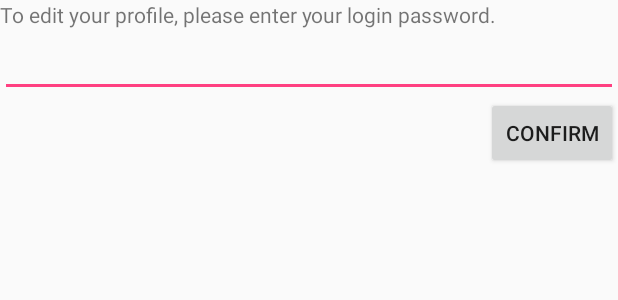
After one commit to back4app/android-example-app, an Android app: the layout dialog_password.xml on its own in the app's theme, with its tools: preview values and no code run, on a phone screen of 412 x 824 dp. The commit adds this screen. Shown: the top 300 px of the screen. Run offline under Robolectric (Android 15) with nearby library versions, the light colour scheme and no system bars.

```diff
--- a/app/src/main/java/com/example/back4app/barbershopapp/LoginActivity.java
+++ b/app/src/main/java/com/example/back4app/barbershopapp/LoginActivity.java
@@ -27,6 +27,8 @@ public class LoginActivity extends AppCompatActivity {
 
     @Override
     protected void onCreate(Bundle savedInstanceState) {
+        // Make sure this is before calling super.onCreate
+        setTheme(R.style.AppTheme);
         super.onCreate(savedInstanceState);
         setContentView(R.layout.activity_login);
         Parse.initialize(this);
--- /dev/null
+++ b/app/src/main/res/drawable/launch_screen.xml
@@ -0,0 +1,18 @@
+<?xml version="1.0" encoding="utf-8"?>
+
+<!-- The android:opacity=”opaque” line — this is critical in preventing a flash of black as your theme transitions. -->
+<layer-list xmlns:android="http://schemas.android.com/apk/res/android" android:opacity="opaque">
+
+    <!-- The background color, preferably the same as your normal theme -->
+    <item android:drawable="@android:color/white"/>
+
+    <!-- Your product logo - 144dp color version of your app icon -->
+    <item>
+
+        <bitmap
+            android:src="@drawable/product_logo_144dp"
+            android:gravity="center"/>
+
+    </item>
+
+</layer-list>
--- a/app/src/main/res/layout/activity_register.xml
+++ b/app/src/main/res/layout/activity_register.xml
@@ -42,7 +42,6 @@
             android:id="@+id/username"
             android:layout_width="match_parent"
             android:layout_height="wrap_content"
-            android:inputType="textEmailAddress"
             android:maxLines="1"
             android:singleLine="true" />
 
--- /dev/null
+++ b/app/src/main/res/layout/dialog_password.xml
@@ -0,0 +1,26 @@
+<?xml version="1.0" encoding="utf-8"?>
+<LinearLayout xmlns:android="http://schemas.android.com/apk/res/android"
+    android:layout_width="match_parent"
+    android:layout_height="match_parent"
+    android:orientation="vertical">
+
+    <TextView
+        android:layout_width="wrap_content"
+        android:layout_height="wrap_content"
+        android:text="@string/insert_password" />
+
+    <EditText
+        android:id="@+id/password"
+        android:layout_width="match_parent"
+        android:layout_height="wrap_content"
+        android:inputType="textPassword"
+        android:maxLines="1"
+        android:singleLine="true" />
+
+    <Button
+        android:id="@+id/button"
+        android:layout_width="wrap_content"
+        android:layout_height="wrap_content"
+        android:layout_gravity="end"
+        android:text="@string/confirm" />
+</LinearLayout>
--- a/app/src/main/res/values/strings.xml
+++ b/app/src/main/res/values/strings.xml
@@ -155,6 +155,14 @@
     <string name="editing">Editing your profile…</string>
     <string name="edit_profile">Edit profile</string>
 
+    <!-- Dialog Password -->
+    <string name="insert_password">To edit your profile, please enter your login password.</string>
+    <string name="confirm">Confirm</string>
+
+    <!-- Menu -->
+    <string name="error_empty">Insert your password to edit your profile.</string>
+    <string name="error_password">Insert your password correctly to edit your profile.</string>
+
 
 
 </resources>
--- a/app/src/main/res/values/styles.xml
+++ b/app/src/main/res/values/styles.xml
@@ -6,6 +6,10 @@
         <item name="colorPrimary">@color/colorPrimary</item>
         <item name="colorPrimaryDark">@color/colorPrimaryDark</item>
         <item name="colorAccent">@color/colorAccent</item>
+    </style>
+
+    <style name="AppTheme.SplashScreen" parent="AppTheme">
+        <item name="android:windowBackground">@drawable/launch_screen</item>
     </style>
 
     <style name="AppTheme.NoActionBar">
```
Also changed, not shown: app/src/main/AndroidManifest.xml (+2 -6 lines), app/src/main/java/com/example/back4app/barbershopapp/MenuActivity.java (+23 -0 lines), app/src/main/res/drawable/product_logo_144dp.jpg (added).
